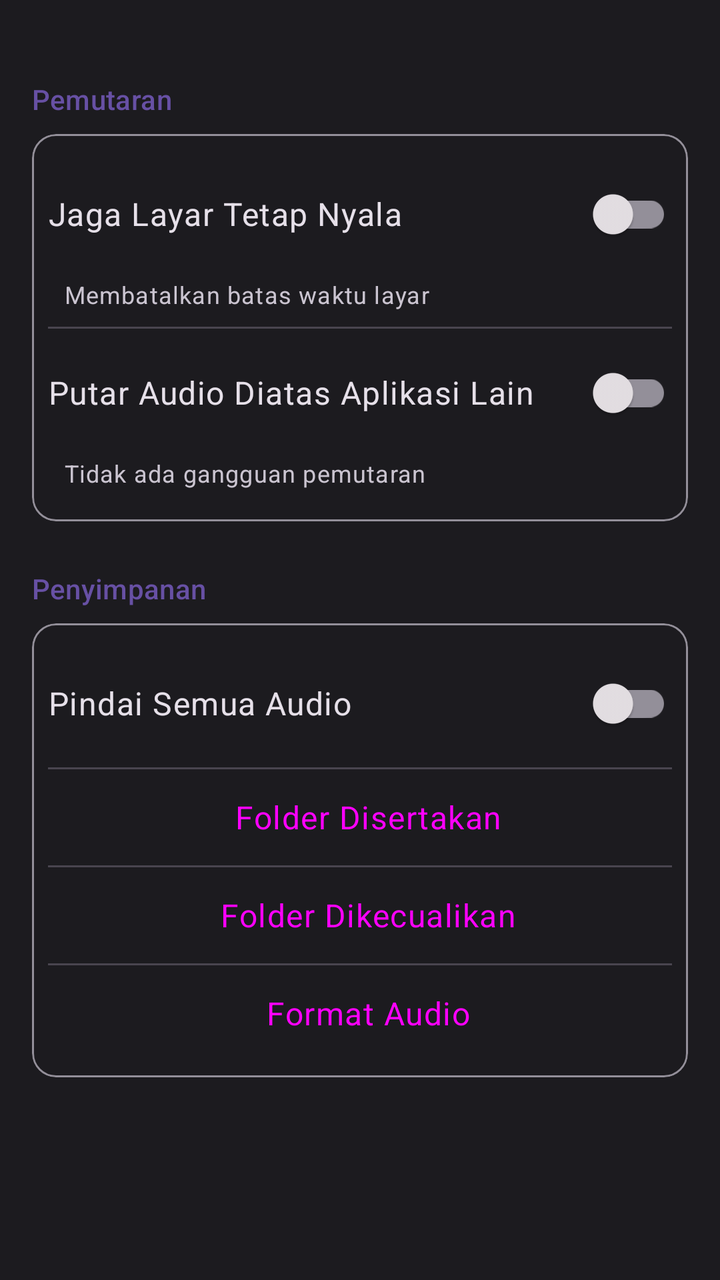
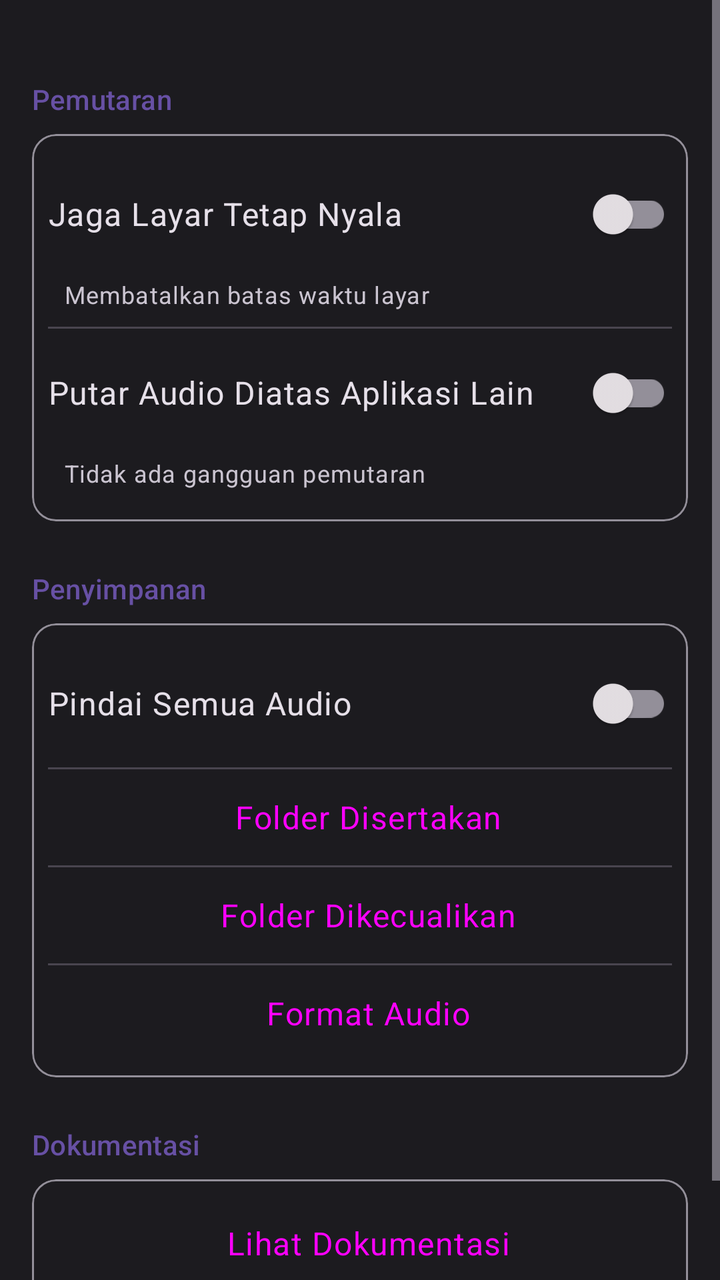

Screens rendered from an Android XML layout before and after an edit, with the pre-edit source and the edit as a unified diff.
<!-- AndroidManifest.xml: application theme AppTheme -->
<!-- res/layout/fragment_settings.xml -->
<?xml version="1.0" encoding="utf-8"?>
<ScrollView xmlns:android="http://schemas.android.com/apk/res/android"
    xmlns:app="http://schemas.android.com/apk/res-auto"
    android:layout_width="match_parent"
    android:layout_height="match_parent"
    android:background="?attr/colorSurface">

    <LinearLayout
        android:layout_width="match_parent"
        android:layout_height="wrap_content"
        android:orientation="vertical"
        android:padding="@dimen/padding_medium">

        <TextView
            android:layout_width="wrap_content"
            android:layout_height="wrap_content"
            android:layout_marginTop="@dimen/padding_large"
            android:text="@string/playback"
            android:textAppearance="?attr/textAppearanceTitleSmall"
            android:textColor="?attr/colorPrimary" />

        <com.google.android.material.card.MaterialCardView
            android:layout_width="match_parent"
            android:layout_height="wrap_content"
            android:layout_marginTop="@dimen/padding_small"
            app:cardElevation="0dp"
            app:strokeWidth="1dp"
            app:strokeColor="?attr/colorOutline">

            <LinearLayout
                android:layout_width="match_parent"
                android:layout_height="wrap_content"
                android:orientation="vertical"
                android:padding="@dimen/padding_small">

                <LinearLayout
                    android:layout_width="match_parent"
                    android:layout_height="wrap_content"
                    android:gravity="center_vertical"
                    android:orientation="horizontal"
                    android:paddingTop="@dimen/padding_small"
                    android:paddingBottom="@dimen/padding_small">

                    <TextView
                        android:layout_width="0dp"
                        android:layout_height="wrap_content"
                        android:layout_weight="1"
                        android:text="@string/keep_screen_on"
                        android:textAppearance="?attr/textAppearanceBodyLarge" />

                    <androidx.appcompat.widget.SwitchCompat
                        android:id="@+id/keep_screen_on_switch"
                        android:layout_width="wrap_content"
                        android:layout_height="wrap_content" />

                </LinearLayout>

                <TextView
                    android:layout_width="wrap_content"
                    android:layout_height="wrap_content"
                    android:layout_marginBottom="@dimen/padding_small"
                    android:paddingStart="@dimen/padding_small"
                    android:text="@string/keep_screen_on_subtitle"
                    android:textAppearance="?attr/textAppearanceBodySmall"
                    android:textColor="?attr/colorOnSurfaceVariant" />

                <View
                    android:layout_width="match_parent"
                    android:layout_height="1dp"
                    android:background="?attr/colorOutlineVariant" />

                <LinearLayout
                    android:layout_width="match_parent"
                    android:layout_height="wrap_content"
                    android:gravity="center_vertical"
                    android:orientation="horizontal"
                    android:paddingTop="@dimen/padding_small"
                    android:paddingBottom="@dimen/padding_small">

                    <TextView
                        android:layout_width="0dp"
                        android:layout_height="wrap_content"
                        android:layout_weight="1"
                        android:text="@string/play_over_other_apps"
                        android:textAppearance="?attr/textAppearanceBodyLarge" />

                    <androidx.appcompat.widget.SwitchCompat
                        android:id="@+id/play_over_other_apps_switch"
                        android:layout_width="wrap_content"
                        android:layout_height="wrap_content" />

                </LinearLayout>

                <TextView
                    android:layout_width="wrap_content"
                    android:layout_height="wrap_content"
                    android:layout_marginBottom="@dimen/padding_small"
                    android:paddingStart="@dimen/padding_small"
                    android:text="@string/play_over_other_apps_subtitle"
                    android:textAppearance="?attr/textAppearanceBodySmall"
                    android:textColor="?attr/colorOnSurfaceVariant" />

            </LinearLayout>

        </com.google.android.material.card.MaterialCardView>

        <TextView
            android:layout_width="wrap_content"
            android:layout_height="wrap_content"
            android:layout_marginTop="@dimen/padding_large"
            android:text="@string/storage"
            android:textAppearance="?attr/textAppearanceTitleSmall"
            android:textColor="?attr/colorPrimary" />

        <com.google.android.material.card.MaterialCardView
            android:layout_width="match_parent"
            android:layout_height="wrap_content"
            android:layout_marginTop="@dimen/padding_small"
            app:cardElevation="0dp"
            app:strokeWidth="1dp"
            app:strokeColor="?attr/colorOutline">

            <LinearLayout
                android:layout_width="match_parent"
                android:layout_height="wrap_content"
                android:orientation="vertical"
                android:padding="@dimen/padding_small">

                <LinearLayout
                    android:layout_width="match_parent"
                    android:layout_height="wrap_content"
                    android:gravity="center_vertical"
                    android:orientation="horizontal"
                    android:paddingVertical="@dimen/padding_small">

                    <TextView
                        android:layout_width="0dp"
                        android:layout_height="wrap_content"
                        android:layout_weight="1"
                        android:text="@string/scan_all_audio"
                        android:textAppearance="?attr/textAppearanceBodyLarge" />

                    <androidx.appcompat.widget.SwitchCompat
                        android:id="@+id/scan_all_audio_switch"
                        android:layout_width="wrap_content"
                        android:layout_height="wrap_content" />

                </LinearLayout>

                <View
                    android:layout_width="match_parent"
                    android:layout_height="1dp"
                    android:background="?attr/colorOutlineVariant" />

                <TextView
                    android:id="@+id/included_folders"
                    style="?android:attr/buttonBarButtonStyle"
                    android:layout_width="match_parent"
                    android:layout_height="wrap_content"
                    android:clickable="true"
                    android:focusable="true"
                    android:paddingVertical="@dimen/padding_small"
                    android:text="@string/included_folders"
                    android:textAppearance="?attr/textAppearanceBodyLarge" />

                <View
                    android:layout_width="match_parent"
                    android:layout_height="1dp"
                    android:background="?attr/colorOutlineVariant" />

                <TextView
                    android:id="@+id/excluded_folders"
                    style="?android:attr/buttonBarButtonStyle"
                    android:layout_width="match_parent"
                    android:layout_height="wrap_content"
                    android:clickable="true"
                    android:focusable="true"
                    android:paddingVertical="@dimen/padding_small"
                    android:text="@string/excluded_folders"
                    android:textAppearance="?attr/textAppearanceBodyLarge" />

                <View
                    android:layout_width="match_parent"
                    android:layout_height="1dp"
                    android:background="?attr/colorOutlineVariant" />

                <TextView
                    android:id="@+id/audio_formats"
                    style="?android:attr/buttonBarButtonStyle"
                    android:layout_width="match_parent"
                    android:layout_height="wrap_content"
                    android:clickable="true"
                    android:focusable="true"
                    android:paddingVertical="@dimen/padding_small"
                    android:text="@string/audio_formats"
                    android:textAppearance="?attr/textAppearanceBodyLarge" />

            </LinearLayout>

        </com.google.android.material.card.MaterialCardView>

    </LinearLayout>

</ScrollView>
<!-- resources referenced by this layout -->
<resources>
  <dimen name="padding_large">24dp</dimen>
  <dimen name="padding_medium">16dp</dimen>
  <dimen name="padding_small">8dp</dimen>
  <string name="audio_formats">Format Audio</string>
  <string name="excluded_folders">Folder Dikecualikan</string>
  <string name="included_folders">Folder Disertakan</string>
  <string name="keep_screen_on">Jaga Layar Tetap Nyala</string>
  <string name="keep_screen_on_subtitle">Membatalkan batas waktu layar</string>
  <string name="play_over_other_apps">Putar Audio Diatas Aplikasi Lain</string>
  <string name="play_over_other_apps_subtitle">Tidak ada gangguan pemutaran</string>
  <string name="playback">Pemutaran</string>
  <string name="scan_all_audio">Pindai Semua Audio</string>
  <string name="storage">Penyimpanan</string>
  <style name="AppTheme" parent="Theme.Material3.Dark.NoActionBar">
          <item name="colorPrimary">@color/primary</item>
          <item name="colorOnPrimary">@color/on_primary</item>
          <item name="colorPrimaryContainer">@color/primary_container</item>
          <item name="colorOnPrimaryContainer">@color/on_primary_container</item>
          <item name="colorSecondary">@color/secondary</item>
          <item name="colorOnSecondary">@color/on_secondary</item>
          <item name="colorSecondaryContainer">@color/secondary_container</item>
          <item name="colorOnSecondaryContainer">@color/on_secondary_container</item>
          <item name="android:colorBackground">@color/background</item>
          <item name="colorOnBackground">@color/on_background</item>
          <item name="colorSurface">@color/surface</item>
          <item name="colorOnSurface">@color/on_surface</item>
          <item name="colorSurfaceVariant">@color/surface_variant</item>
          <item name="colorOnSurfaceVariant">@color/on_surface_variant</item>
          <item name="colorError">@color/error</item>
          <item name="colorOnError">@color/on_error</item>
          <item name="android:statusBarColor">@android:color/transparent</item>
          <item name="android:navigationBarColor">@android:color/transparent</item>
      </style>
  <color name="primary">#FF6750A4</color>
  <color name="on_primary">#FFFFFFFF</color>
  <color name="primary_container">#FF4F378B</color>
  <color name="on_primary_container">#FFEADDFF</color>
  <color name="secondary">#FF625B71</color>
  <color name="on_secondary">#FFFFFFFF</color>
  <color name="secondary_container">#FF4A4458</color>
  <color name="on_secondary_container">#FFE8DEF8</color>
  <color name="background">#FF1C1B1F</color>
  <color name="on_background">#FFE6E1E5</color>
  <color name="surface">#FF1C1B1F</color>
  <color name="on_surface">#FFE6E1E5</color>
  <color name="surface_variant">#FF49454F</color>
  <color name="on_surface_variant">#FFCAC4D0</color>
  <color name="error">#FFF2B8B5</color>
  <color name="on_error">#FF601410</color>
</resources>

<!-- the commit's change to res/layout/fragment_settings.xml (unified diff, before → after) -->
@@ -199,6 +199,52 @@
 
         </com.google.android.material.card.MaterialCardView>
 
+        <TextView
+            android:layout_width="wrap_content"
+            android:layout_height="wrap_content"
+            android:layout_marginTop="@dimen/padding_large"
+            android:text="@string/documentation"
+            android:textAppearance="?attr/textAppearanceTitleSmall"
+            android:textColor="?attr/colorPrimary" />
+
+        <com.google.android.material.card.MaterialCardView
+            android:layout_width="match_parent"
+            android:layout_height="wrap_content"
+            android:layout_marginTop="@dimen/padding_small"
+            app:cardElevation="0dp"
+            app:strokeWidth="1dp"
+            app:strokeColor="?attr/colorOutline">
+
+            <LinearLayout
+                android:layout_width="match_parent"
+                android:layout_height="wrap_content"
+                android:orientation="vertical"
+                android:padding="@dimen/padding_small">
+
+                <TextView
+                    android:id="@+id/view_documentation"
+                    style="?android:attr/buttonBarButtonStyle"
+                    android:layout_width="match_parent"
+                    android:layout_height="wrap_content"
+                    android:clickable="true"
+                    android:focusable="true"
+                    android:paddingVertical="@dimen/padding_small"
+                    android:text="@string/view_documentation"
+                    android:textAppearance="?attr/textAppearanceBodyLarge" />
+
+                <TextView
+                    android:layout_width="wrap_content"
+                    android:layout_height="wrap_content"
+                    android:layout_marginBottom="@dimen/padding_small"
+                    android:paddingStart="@dimen/padding_small"
+                    android:text="@string/documentation_subtitle"
+                    android:textAppearance="?attr/textAppearanceBodySmall"
+                    android:textColor="?attr/colorOnSurfaceVariant" />
+
+            </LinearLayout>
+
+        </com.google.android.material.card.MaterialCardView>
+
     </LinearLayout>
 
 </ScrollView>
<!-- resource entries referenced after the edit -->
@@ -4,6 +4,8 @@
   <dimen name="padding_medium">16dp</dimen>
   <dimen name="padding_small">8dp</dimen>
   <string name="audio_formats">Format Audio</string>
+  <string name="documentation">Dokumentasi</string>
+  <string name="documentation_subtitle">Panduan, struktur, dan riwayat perubahan</string>
   <string name="excluded_folders">Folder Dikecualikan</string>
   <string name="included_folders">Folder Disertakan</string>
   <string name="keep_screen_on">Jaga Layar Tetap Nyala</string>
@@ -13,6 +15,7 @@
   <string name="playback">Pemutaran</string>
   <string name="scan_all_audio">Pindai Semua Audio</string>
   <string name="storage">Penyimpanan</string>
+  <string name="view_documentation">Lihat Dokumentasi</string>
   <style name="AppTheme" parent="Theme.Material3.Dark.NoActionBar">
           <item name="colorPrimary">@color/primary</item>
           <item name="colorOnPrimary">@color/on_primary</item>
